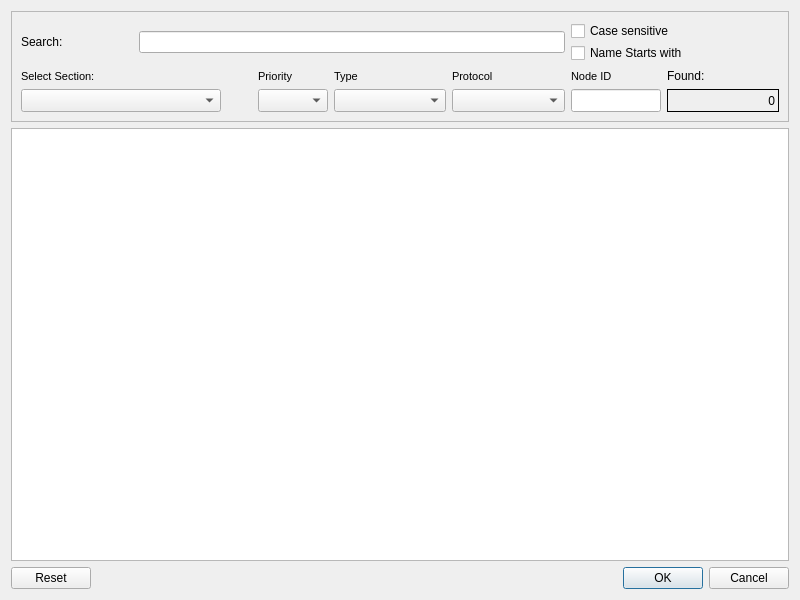
Old version of the form cte/searchvariable.ui in the repository MECTsrl/mect_plugins.
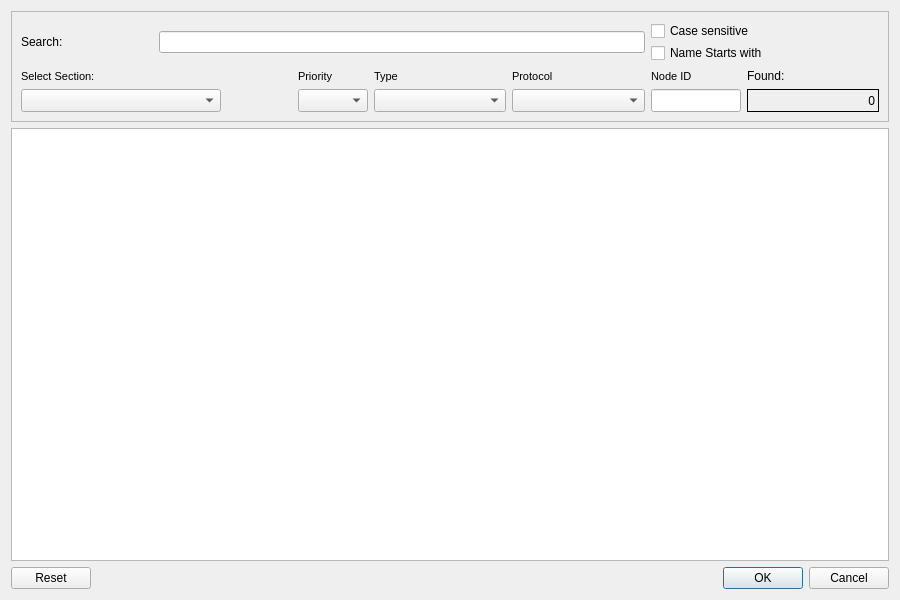
New version of the form. Icons and pictures are not drawn.

```diff
--- a/cte/searchvariable.ui
+++ b/cte/searchvariable.ui
@@ -6,7 +6,7 @@
    <rect>
     <x>0</x>
     <y>0</y>
-    <width>800</width>
+    <width>900</width>
     <height>600</height>
    </rect>
   </property>
```
